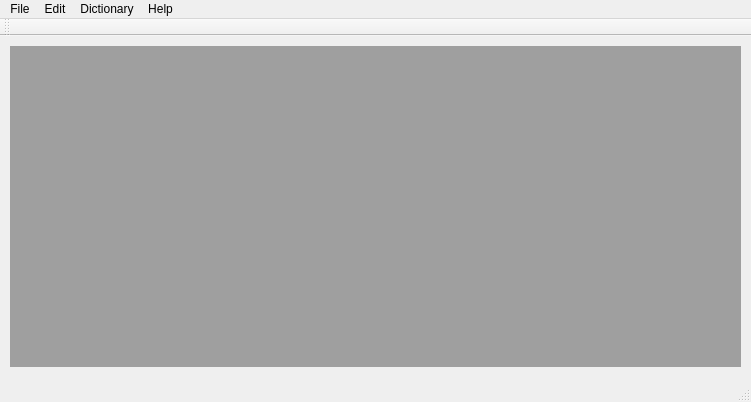
Old version of the form forms/main/mainwindow.ui in the repository vintikcomua/minishop.
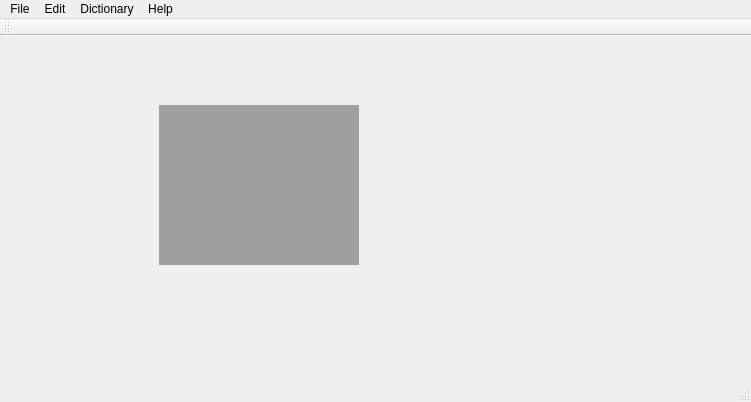
New version of the form. The open tabs and pages were chosen to show the change. Icons and pictures are not drawn.

```diff
--- a/forms/main/mainwindow.ui
+++ b/forms/main/mainwindow.ui
@@ -24,30 +24,37 @@
     <normaloff>:/images/minishop.ico</normaloff>:/images/minishop.ico</iconset>
   </property>
   <widget class="QWidget" name="centralwidget">
-   <widget class="QMdiArea" name="mdiArea">
+   <widget class="QWidget" name="verticalLayoutWidget">
     <property name="geometry">
      <rect>
-      <x>10</x>
-      <y>10</y>
-      <width>731</width>
-      <height>321</height>
+      <x>-1</x>
+      <y>-1</y>
+      <width>751</width>
+      <height>341</height>
      </rect>
     </property>
-    <property name="sizePolicy">
-     <sizepolicy hsizetype="Expanding" vsizetype="Expanding">
-      <horstretch>0</horstretch>
-      <verstretch>0</verstretch>
-     </sizepolicy>
-    </property>
-    <property name="verticalScrollBarPolicy">
-     <enum>Qt::ScrollBarAsNeeded</enum>
-    </property>
-    <property name="horizontalScrollBarPolicy">
-     <enum>Qt::ScrollBarAsNeeded</enum>
-    </property>
-    <property name="sizeAdjustPolicy">
-     <enum>QAbstractScrollArea::AdjustIgnored</enum>
-    </property>
+    <layout class="QVBoxLayout" name="verticalLayout">
+     <item>
+      <widget class="QStackedWidget" name="stackedWidget">
+       <property name="currentIndex">
+        <number>1</number>
+       </property>
+       <widget class="QWidget" name="page">
+        <widget class="QMdiArea" name="mdiArea">
+         <property name="geometry">
+          <rect>
+           <x>160</x>
+           <y>70</y>
+           <width>200</width>
+           <height>160</height>
+          </rect>
+         </property>
+        </widget>
+       </widget>
+       <widget class="QWidget" name="page_2"/>
+      </widget>
+     </item>
+    </layout>
    </widget>
   </widget>
   <widget class="QMenuBar" name="menubar">
```
